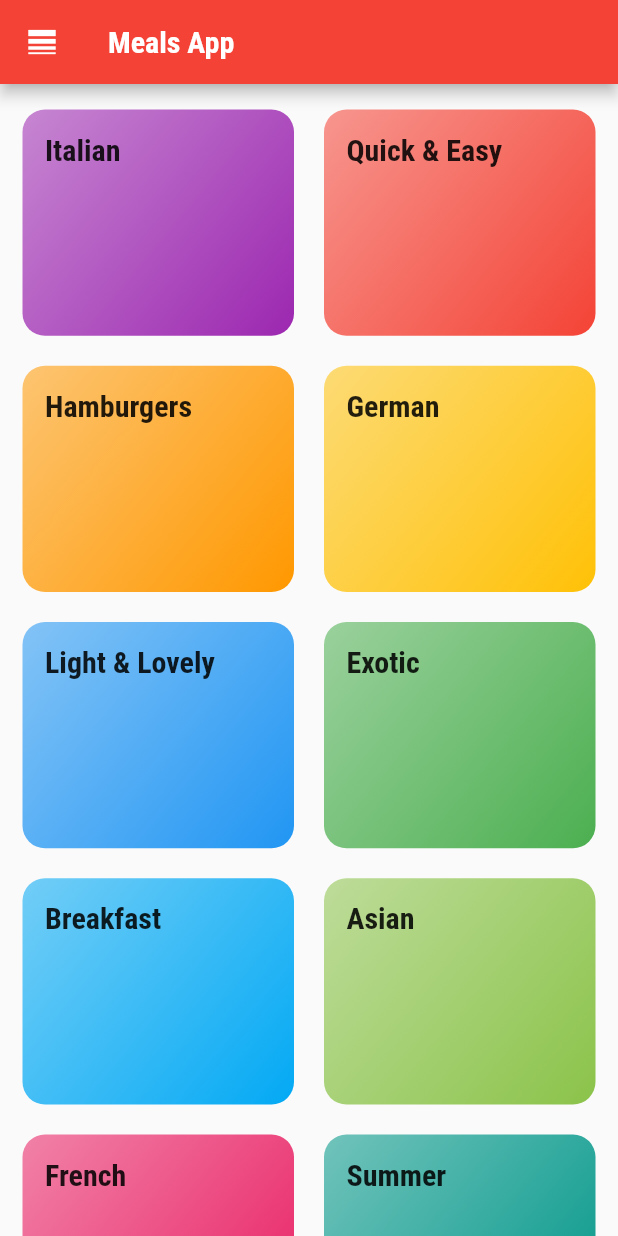
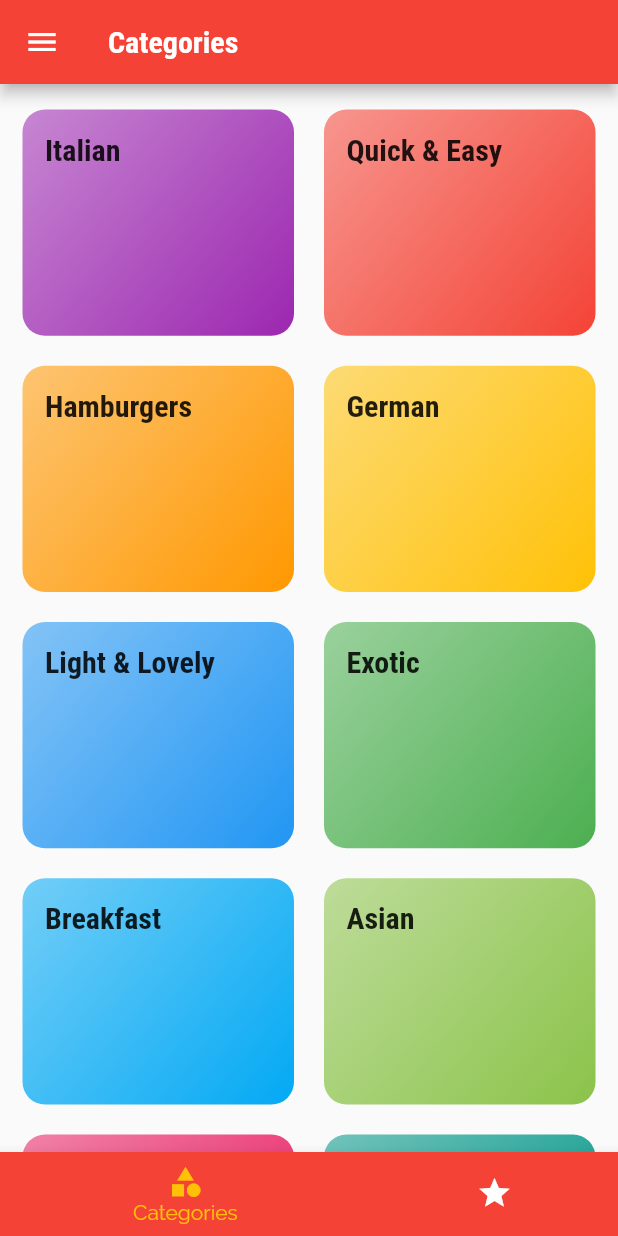
Before and after one commit to atharv-bhadange/Meals-App, a Flutter app: the screen it shows after launch, on a phone screen of 412 x 824 dp. Run offline on Flutter 3.47's test engine with Material 2 defaults, Android fonts, the phone set to English and light mode, and no system bars.

Commit message:
Top and Bottom tabs

```diff
--- a/lib/main.dart
+++ b/lib/main.dart
@@ -1,8 +1,10 @@
 import 'package:flutter/material.dart';
 
-import 'screens/categories_screen.dart';
+// import 'screens/categories_screen.dart';
 import 'screens/category_meal_screen.dart';
 import 'screens/meal_detail_screen.dart';
+import 'screens/tabs_screen_top.dart';
+import '/screens/tabs_screen_bottom.dart';
 
 void main() {
   runApp(const MyApp());
@@ -39,7 +41,7 @@ class MyApp extends StatelessWidget {
               ),
             ),
       ),
-      home: const CategoriesScreen(),
+      home: const TabsScreenBottom(),
       routes: {
 //        '/': (ctx) => CategoriesScreen(), //default name '/' for first page
         CategoryMealScreen.routeName: (ctx) => const CategoryMealScreen(),
--- a/lib/screens/categories_screen.dart
+++ b/lib/screens/categories_screen.dart
@@ -8,12 +8,7 @@ class CategoriesScreen extends StatelessWidget {
 
   @override
   Widget build(BuildContext context) {
-    return Scaffold(
-      appBar: AppBar(
-        title: const Text('Meals App'),
-        leading: const Icon(Icons.line_weight),
-      ),
-      body: GridView(
+    return GridView(
       padding: const EdgeInsets.symmetric(
         vertical: 17,
         horizontal: 15,
@@ -30,7 +25,6 @@ class CategoriesScreen extends StatelessWidget {
         crossAxisSpacing: 20,
         mainAxisSpacing: 20,
       ),
-      ),
     );
   }
 }
--- /dev/null
+++ b/lib/screens/tabs_screen_bottom.dart
@@ -0,0 +1,65 @@
+import 'package:flutter/material.dart';
+
+import '/screens/categories_screen.dart';
+import '/screens/favorites_screen.dart';
+import '/widgets/main_drawer.dart';
+
+class TabsScreenBottom extends StatefulWidget {
+  const TabsScreenBottom({Key? key}) : super(key: key);
+
+  @override
+  _TabsScreenBottomState createState() => _TabsScreenBottomState();
+}
+
+class _TabsScreenBottomState extends State<TabsScreenBottom> {
+  final List<Widget> _pages = [
+    const CategoriesScreen(),
+    const FavoritesScreen(),
+  ];
+  final List<String> _titles = [
+    'Categories',
+    'Your Favorites',
+  ];
+  int _selectedPageIndex = 0;
+
+  void _selectPage(int index) {
+    setState(() {
+      _selectedPageIndex = index;
+    });
+  }
+
+  @override
+  Widget build(BuildContext context) {
+    return Scaffold(
+      appBar: AppBar(
+        title: Text(_titles[_selectedPageIndex]),
+      ),
+      drawer: MainDrawer(),
+      body: _pages[_selectedPageIndex],
+      bottomNavigationBar: BottomNavigationBar(
+        onTap: _selectPage,
+        unselectedItemColor: Colors.white,
+        selectedItemColor: Theme.of(context).colorScheme.surface,
+        currentIndex: _selectedPageIndex,
+        type: BottomNavigationBarType.shifting,
+        items: [
+          BottomNavigationBarItem(
+            backgroundColor: Theme.of(context).colorScheme.primary,
+            icon: Icon(
+              Icons.category,
+            ),
+            label: 'Categories',
+          ),
+          BottomNavigationBarItem(
+            backgroundColor: Theme.of(context).colorScheme.primary,
+            icon: Icon(
+              Icons.star,
+            ),
+            label: 'Favorites',
+          ),
+        ],
+        backgroundColor: Theme.of(context).colorScheme.primary,
+      ),
+    );
+  }
+}
```
Also changed, not shown: lib/screens/favorites_screen.dart (added, +12 -0 lines), lib/screens/tabs_screen_top.dart (added, +48 -0 lines). Lines whose indentation alone changed are shown as unchanged.
